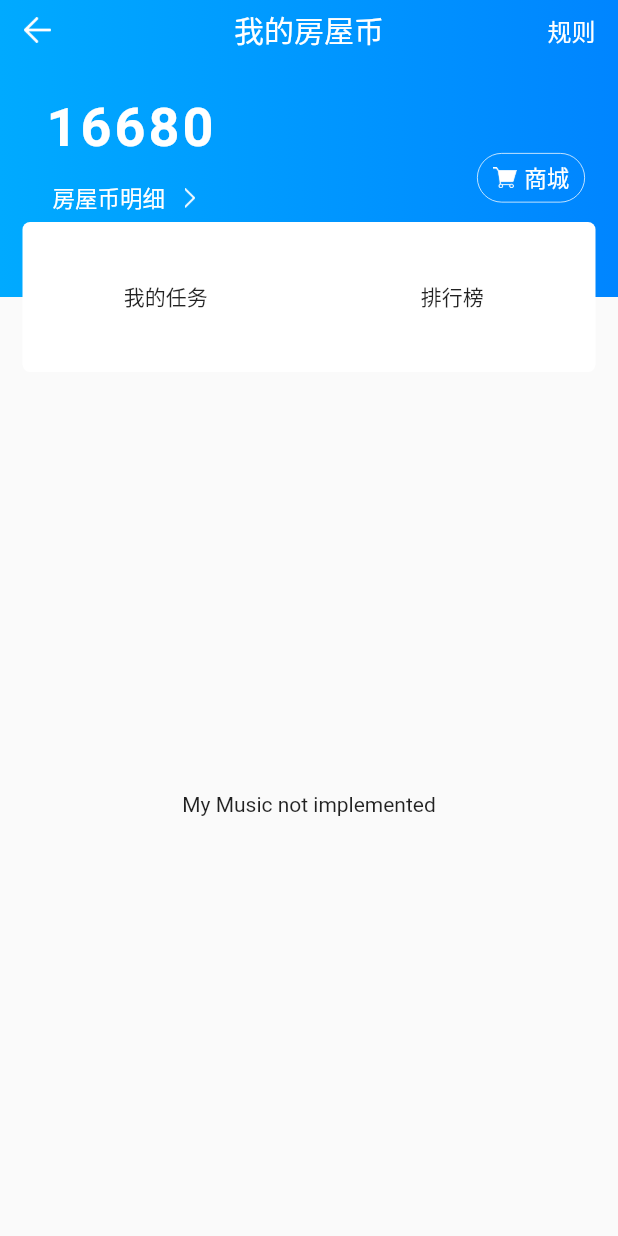
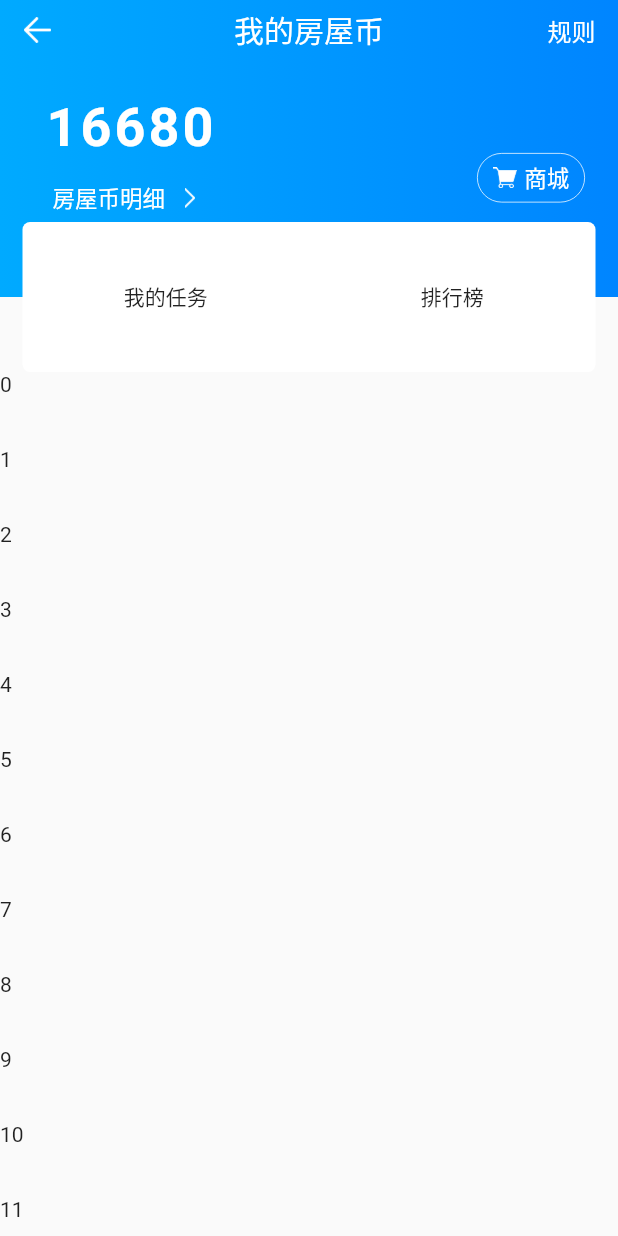
Before and after one commit to RedColinar/flutter-in-action, a Flutter app: the screen it shows after launch, on a phone screen of 412 x 824 dp. Run offline on Flutter 3.47's test engine with Material 2 defaults, Android fonts, the phone set to English and light mode, and no system bars.

Commit message:
tab点击事件â

```diff
--- a/lib/CoinsRoute.dart
+++ b/lib/CoinsRoute.dart
@@ -13,8 +13,11 @@ class _CoinsRouteState extends State<CoinsRoute> {
   @override
   Widget build(BuildContext context) {
     final Map<String, Widget> pages = <String, Widget>{
-      '我的任务': new Center(
-        child: new Text('My Music not implemented'),
+      '我的任务': ListView.builder(
+        itemExtent: 50.0,
+        itemBuilder: (BuildContext context, int index) {
+          return Text("$index");
+        },
       ),
       '排行榜': new Center(
         child: new Text('Shared not implemented'),
@@ -74,6 +77,14 @@ class _CoinsRouteState extends State<CoinsRoute> {
             Container(
               constraints: BoxConstraints.tightForFinite(
                 width: double.infinity,
+                height: 208,
+              ),
+              child: Stack(
+                children: <Widget>[
+                  Positioned(
+                    child: Container(
+                      constraints: BoxConstraints.tightForFinite(
+                        width: double.infinity,
                         height: 158,
                       ),
                       decoration: BoxDecoration(
@@ -81,8 +92,18 @@ class _CoinsRouteState extends State<CoinsRoute> {
                           colors: [Color(0xFF00AAFF), Color(0xFF0085FF)],
                         ),
                       ),
-              child: Stack(
-                children: <Widget>[
+                    ),
+                  ),
+                  Positioned(
+                    top: 158,
+                    child: Container(
+                      constraints: BoxConstraints.tightForFinite(
+                        width: double.infinity,
+                        height: 50,
+                      ),
+                      color: Colors.grey,
+                    ),
+                  ),
                   Positioned(
                     top: 24,
                     left: 30,
@@ -152,8 +173,6 @@ class _CoinsRouteState extends State<CoinsRoute> {
                   ),
                   Align(
                     alignment: Alignment.bottomCenter,
-                      child: Transform(
-                        transform: Matrix4.translationValues(0, 50, 0),
                     child: Container(
                       height: 100,
                       margin: EdgeInsets.symmetric(horizontal: 15),
@@ -166,18 +185,16 @@ class _CoinsRouteState extends State<CoinsRoute> {
                         pageNames: pages.keys.toList(),
                       ),
                     ),
-                      )),
+                  ),
                 ],
               ),
             ),
             Expanded(
-                child: Padding(
-              padding: EdgeInsets.only(top: 50),
               child: PageView(
                 controller: _pageController,
                 children: pages.values.toList(),
               ),
-            )),
+            ),
           ],
         ),
       ),
@@ -200,8 +217,11 @@ class CustomTabBar extends AnimatedWidget {
       ),
       child: Row(
         mainAxisAlignment: MainAxisAlignment.spaceAround,
+        mainAxisSize: MainAxisSize.max,
         children: List.generate(pageNames.length, (int index) {
           return Expanded(
+              child: ConstrainedBox(
+            constraints: BoxConstraints.expand(),
             child: RawMaterialButton(
                 child: Text(pageNames[index]),
                 onPressed: () {
@@ -210,7 +230,8 @@ class CustomTabBar extends AnimatedWidget {
                     curve: Curves.easeOut,
                     duration: const Duration(milliseconds: 300),
                   );
-                  }));
+                }),
+          ));
         }),
       ),
     );
```
Lines whose indentation alone changed are shown as unchanged.
